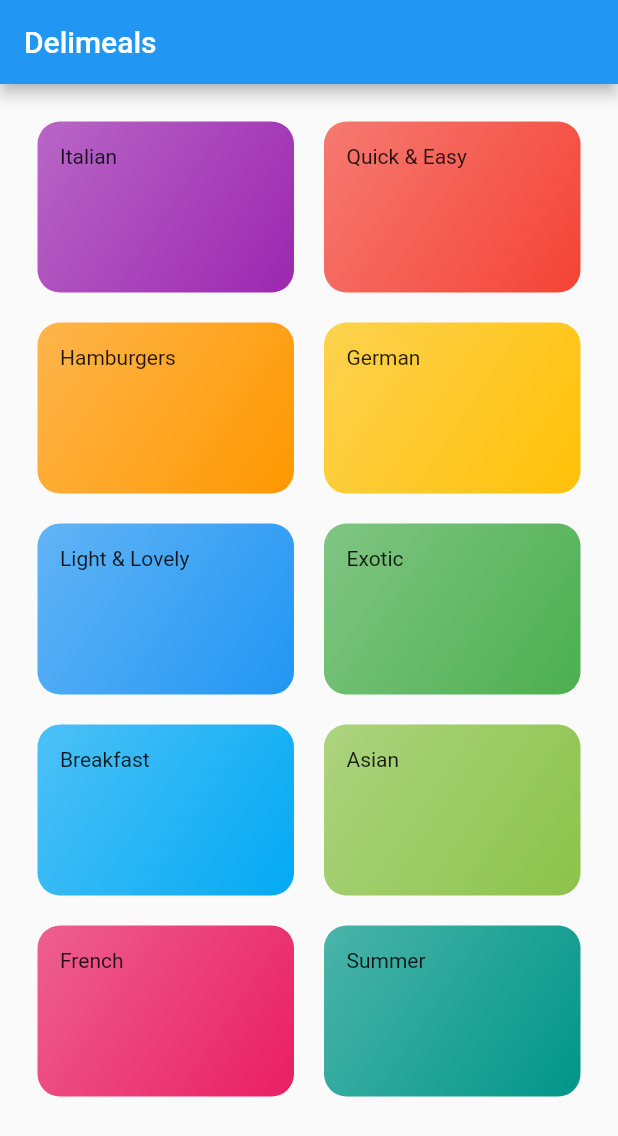
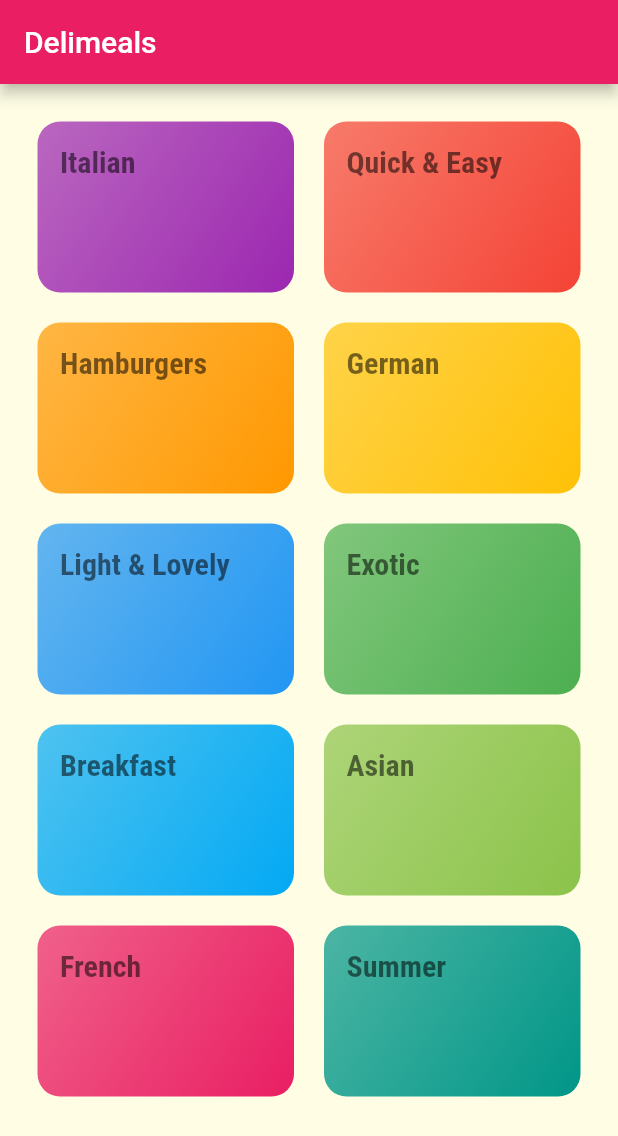
Before and after one commit to xxdavexx23/meals_app, a Flutter app: the screen it shows after launch, on a phone screen of 412 x 824 dp. Shown: the top 1136 px of the screen. Run offline on Flutter 3.47's test engine with Material 2 defaults, Android fonts, the phone set to English and light mode, and no system bars.

Commit message:
Added Navigation Page, 165

```diff
--- a/lib/categories_screen.dart
+++ b/lib/categories_screen.dart
@@ -18,7 +18,8 @@ class CategoriesScreen extends StatelessWidget {
               mainAxisSpacing: 20),
           children: <Widget>[
             ...DUMMY_CATEGORIES
-                .map((catData) => CategoryItem(catData.title, catData.color))
+                .map((catData) =>
+                    CategoryItem(catData.id, catData.title, catData.color))
                 .toList(),
           ]),
     );
--- a/lib/category_item.dart
+++ b/lib/category_item.dart
@@ -1,17 +1,29 @@
 // create a stateless widget called CategoryItem that returns a container with a text widget inside it
 
 import 'package:flutter/material.dart';
+import 'category_meals_screen.dart';
 
 class CategoryItem extends StatelessWidget {
+  final String id;
   final String title;
   final Color color;
 
-  CategoryItem(this.title, this.color);
+  CategoryItem(this.id, this.title, this.color);
+
+  void selectCategory(BuildContext ctx) {
+    Navigator.of(ctx).push(MaterialPageRoute(builder: (_) {
+      return CategoryMealsScreen(id, title);
+    }));
+  }
+
   @override
   Widget build(BuildContext context) {
-    return Container(
+    return InkWell(
+      onTap: () => selectCategory(context),
+      splashColor: Theme.of(context).primaryColor,
+      borderRadius: BorderRadius.circular(15),
+      child: Container(
         padding: const EdgeInsets.all(15),
-      child: Text(title),
         decoration: BoxDecoration(
           gradient: LinearGradient(
               colors: [color.withOpacity(0.7), color],
@@ -19,6 +31,11 @@ class CategoryItem extends StatelessWidget {
               end: Alignment.bottomRight),
           borderRadius: BorderRadius.circular(15),
         ),
+        child: Text(
+          title,
+          style: Theme.of(context).textTheme.headlineMedium,
+        ),
+      ),
     );
   }
 }
--- a/lib/main.dart
+++ b/lib/main.dart
@@ -9,7 +9,19 @@ class MyApp extends StatelessWidget {
     return MaterialApp(
       title: 'DeliMeals',
       theme: ThemeData(
-        primarySwatch: Colors.blue,
+        primarySwatch: Colors.pink,
+        accentColor: Colors.amber,
+        canvasColor: Color.fromRGBO(255, 254, 229, 1),
+        fontFamily: 'Raleway',
+        textTheme: ThemeData.light().textTheme.copyWith(
+              bodySmall: const TextStyle(color: Color.fromRGBO(20, 51, 51, 1)),
+              bodyMedium: const TextStyle(color: Color.fromRGBO(20, 51, 51, 1)),
+              headlineMedium: const TextStyle(
+                fontSize: 20,
+                fontFamily: 'RobotoCondensed',
+                fontWeight: FontWeight.bold,
+              ),
+            ),
       ),
       home: CategoriesScreen(),
     );
```
Also changed, not shown: lib/category_meals_screen.dart (added, +19 -0 lines), pubspec.yaml (+7 -7 lines), pubspec.lock. Lines whose indentation alone changed are shown as unchanged.
